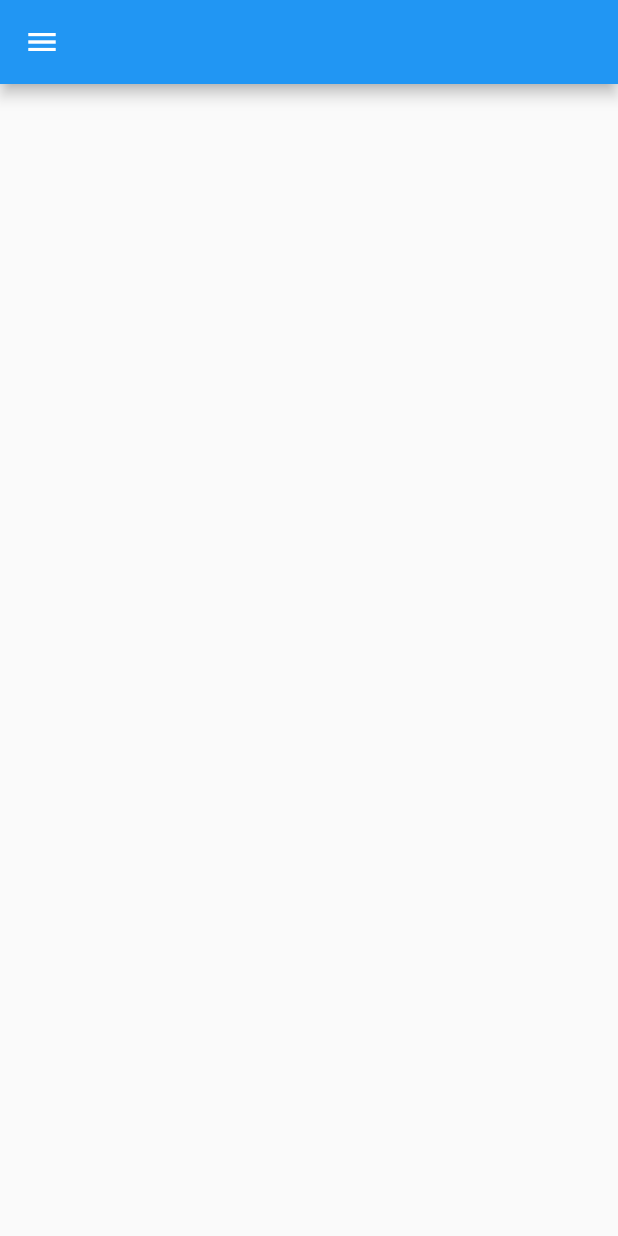
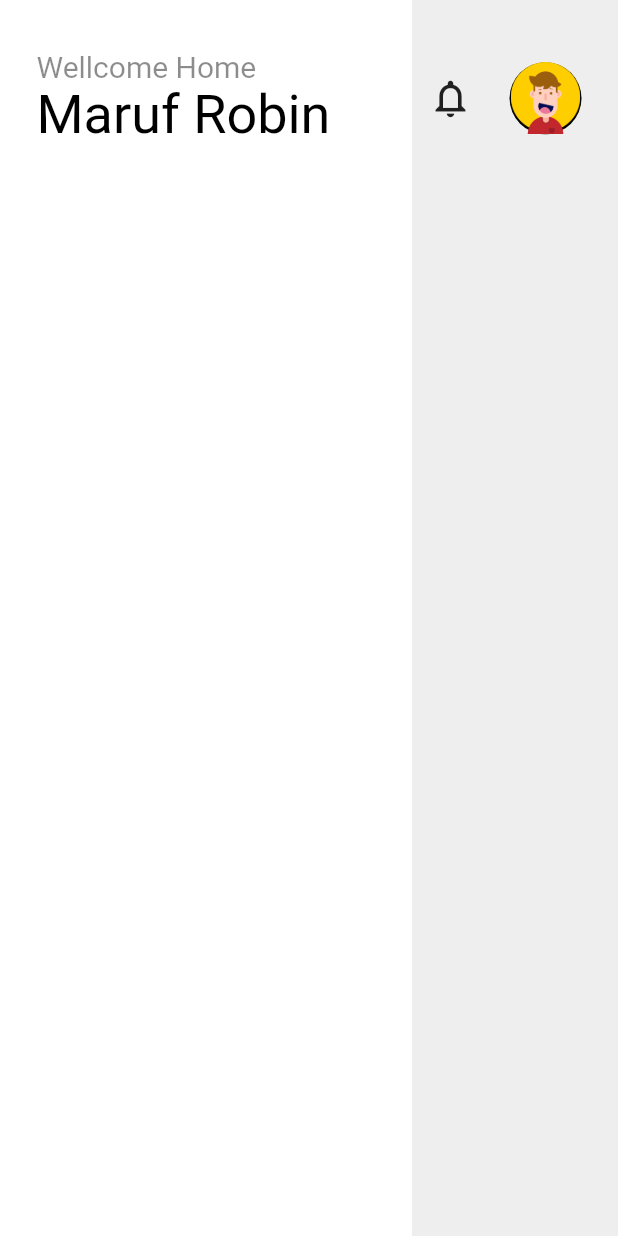
Before and after one commit to marufrobin/job_UI, a Flutter app: the screen it shows after launch, on a phone screen of 412 x 824 dp. Run offline on Flutter 3.47's test engine with Material 2 defaults, Android fonts, the phone set to English and light mode, and no system bars.

Commit message:
custom app bar added.

```diff
--- a/lib/home_page.dart
+++ b/lib/home_page.dart
@@ -1,4 +1,5 @@
 import 'package:flutter/material.dart';
+import 'package:job_ui/widgets/custom_app_bar.dart';
 
 class HomePage extends StatelessWidget {
   const HomePage({Key? key}) : super(key: key);
@@ -6,8 +7,60 @@ class HomePage extends StatelessWidget {
   @override
   Widget build(BuildContext context) {
     return Scaffold(
-      appBar: AppBar(
-        leading: IconButton(onPressed: () {}, icon: Icon(Icons.menu)),
+      body: Stack(
+        children: [
+          Row(
+            children: [
+              Expanded(
+                  flex: 2,
+                  child: Container(
+                    color: Colors.white,
+                    // child: CustomAppBar(),
+                  )),
+              Expanded(
+                  flex: 1,
+                  child: Container(
+                    color: Colors.grey.shade200,
+                    // child: Row(
+                    //   children: [
+                    //     Icon(Icons.notifications_none_outlined),
+                    //     CircleAvatar(
+                    //       backgroundColor: Colors.black,
+                    //     )
+                    //   ],
+                    // ),
+                  ))
+            ],
+          ),
+          Column(
+            children: [
+              SizedBox(
+                height: MediaQuery.of(context).size.height * 0.04,
+              ),
+              Row(
+                mainAxisAlignment: MainAxisAlignment.spaceEvenly,
+                children: [
+                  CustomAppBar(),
+                  SizedBox(
+                    width: MediaQuery.of(context).size.width * 0.04,
+                  ),
+                  Icon(
+                    Icons.notifications_none_outlined,
+                    size: 30,
+                  ),
+                  CircleAvatar(
+                    backgroundColor: Colors.black,
+                    radius: 24,
+                    child: Image.asset(
+                      "images/Human.png",
+                      fit: BoxFit.cover,
+                    ),
+                  )
+                ],
+              )
+            ],
+          )
+        ],
       ),
     );
   }
--- a/lib/main.dart
+++ b/lib/main.dart
@@ -1,4 +1,5 @@
 import 'package:flutter/material.dart';
+import 'package:flutter/services.dart';
 import 'package:job_ui/home_page.dart';
 
 void main() {
@@ -10,6 +11,8 @@ class MyApp extends StatelessWidget {
 
   @override
   Widget build(BuildContext context) {
+    SystemChrome.setSystemUIOverlayStyle(
+        SystemUiOverlayStyle(statusBarColor: Colors.transparent));
     return MaterialApp(
       debugShowCheckedModeBanner: false,
       home: HomePage(),
--- /dev/null
+++ b/lib/widgets/custom_app_bar.dart
@@ -0,0 +1,26 @@
+import 'package:flutter/material.dart';
+
+class CustomAppBar extends StatelessWidget {
+  const CustomAppBar({Key? key}) : super(key: key);
+
+  @override
+  Widget build(BuildContext context) {
+    return Row(
+      children: [
+        Column(
+          crossAxisAlignment: CrossAxisAlignment.start,
+          children: [
+            Text(
+              "Wellcome Home",
+              style: TextStyle(color: Colors.black45, fontSize: 20),
+            ),
+            Text(
+              "Maruf Robin",
+              style: TextStyle(color: Colors.black, fontSize: 36),
+            ),
+          ],
+        ),
+      ],
+    );
+  }
+}
```
Also changed, not shown: images/image1.jpg (added).
